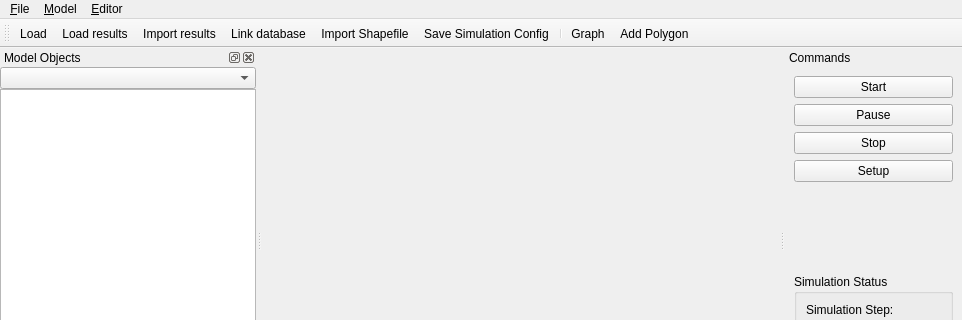
Above: qtgui/mainwindow.ui from frabas/DISPLACE_GUI before the change; both pictures show x 0 to 962 and y 0 to 320 of the 962 by 692 pixel window. Below: the same form after it.
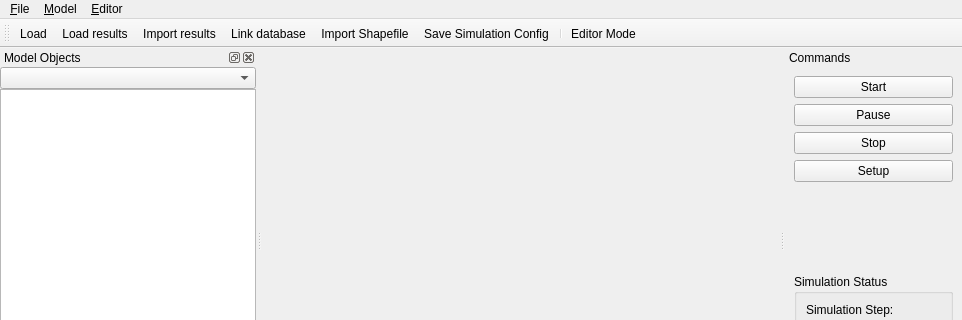
That is the form after the change. Icons and pictures are not drawn. Custom widgets are drawn as their Qt base class.

What changed in the file:
```diff
--- a/qtgui/mainwindow.ui
+++ b/qtgui/mainwindow.ui
@@ -684,7 +684,6 @@
    <addaction name="actionSave"/>
    <addaction name="separator"/>
    <addaction name="actionGraph"/>
-   <addaction name="actionAdd_Polygon"/>
   </widget>
   <action name="action_Load">
    <property name="icon">
@@ -756,16 +755,7 @@
      <normaloff>:/icons/graph.png</normaloff>:/icons/graph.png</iconset>
    </property>
    <property name="text">
-    <string>Graph...</string>
-   </property>
-  </action>
-  <action name="actionAdd_Polygon">
-   <property name="icon">
-    <iconset resource="qtgui.qrc">
-     <normaloff>:/icons/geometry.png</normaloff>:/icons/geometry.png</iconset>
-   </property>
-   <property name="text">
-    <string>Add Polygon</string>
+    <string>Editor Mode</string>
    </property>
   </action>
   <action name="actionImport_Shapefile">
```
Left out of the diff: 44 changed lines with no effect on the pictures.
